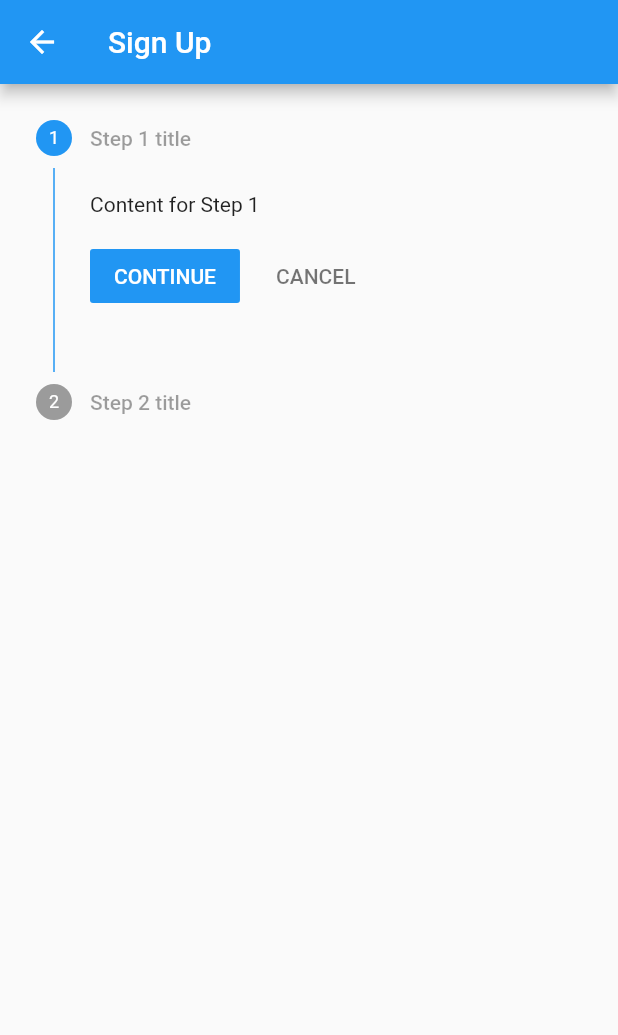
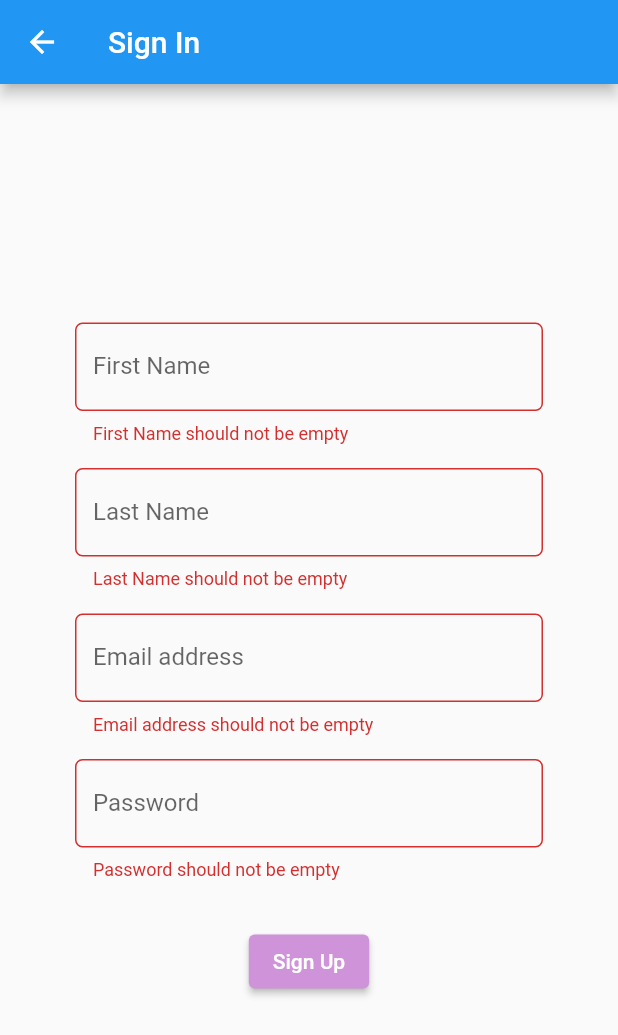
Before and after one commit to MummenRider/home-workouts, a Flutter app: the SignUpView screen opened by its route, on a phone screen of 412 x 824 dp. Shown: the top 1035 px of the screen. Run offline on Flutter 3.47's test engine with Material 2 defaults, Android fonts, the phone set to English and light mode, and no system bars; our stand-ins replace auto_route, cloud_firestore, firebase_auth, firebase_core, get_it, stacked and 1 more; accounts and stored records are empty.

Commit message:
Set up sign up and fixed overlay issues (#18)
* Sign up screen created

* Fixed overlay issues

```diff
--- /dev/null
+++ b/app/lib/models/user_account.dart
@@ -0,0 +1,46 @@
+import 'package:flutter/material.dart';
+
+class UserAccount {
+  final String firstName;
+  final String lastName;
+  final String email;
+  final String userId;
+
+  UserAccount({
+    @required this.firstName,
+    @required this.lastName,
+    @required this.email,
+    @required this.userId,
+  });
+
+  factory UserAccount.fromJSON(Map<String, dynamic> json) {
+    if (json == null) return null;
+
+    return UserAccount(
+      userId: json['userId'],
+      firstName: json['firstName'],
+      lastName: json['lastName'],
+      email: json['email'],
+    );
+  }
+
+  Map<String, dynamic> toJSON() => {
+        'firstName': firstName,
+        'lastName': lastName,
+        'email': email,
+        'userId': userId,
+      };
+
+  @override
+  int get hashCode =>
+      firstName.hashCode ^ lastName.hashCode ^ email.hashCode ^ userId.hashCode;
+
+  @override
+  bool operator ==(other) {
+    return (other is UserAccount) &&
+        other.firstName == firstName &&
+        other.lastName == lastName &&
+        other.email == email &&
+        other.userId == userId;
+  }
+}
--- a/app/lib/screens/sign_up/sign_up_view.dart
+++ b/app/lib/screens/sign_up/sign_up_view.dart
@@ -1,44 +1,84 @@
+import 'package:app/screens/sign_in/sign_in_viewmodel.dart';
 import 'package:app/screens/sign_up/sign_up_viewmodel.dart';
+import 'package:app/widgets/busy_overlay.dart';
+import 'package:app/widgets/text_fields.dart';
 import 'package:flutter/material.dart';
 import 'package:stacked/stacked.dart';
 
-class SignUpView extends StatelessWidget {
+class SignUpView extends StatefulWidget {
+  const SignUpView({Key key}) : super(key: key);
+
+  @override
+  _SignUpViewState createState() => _SignUpViewState();
+}
+
+class _SignUpViewState extends State<SignUpView> {
   @override
   Widget build(BuildContext context) {
+    final _globalFormKey = GlobalKey<FormState>();
+    final _firstNameController = TextEditingController();
+    final _lastNameController = TextEditingController();
+    final _emailController = TextEditingController();
+    final _passwordController = TextEditingController();
+
     return ViewModelBuilder<SignUpViewModel>.reactive(
-      builder: (context, model, child) => Scaffold(
+      builder: (context, model, child) => BusyOverlayScreen(
+        show: model.isBusy,
+        child: Scaffold(
           appBar: AppBar(
-          title: Text('Sign Up'),
+            title: Text('Sign In'),
           ),
-        body: Container(
+          body: Form(
+            key: _globalFormKey,
+            autovalidateMode: AutovalidateMode.always,
+            child: Padding(
+              padding: const EdgeInsets.all(50.0),
               child: Column(
                 children: [
                   Expanded(
-                child: Stepper(
-                  type: StepperType.vertical,
-                  currentStep: model.currentStepIndex,
-                  onStepTapped: (step) => model.tapped(step),
-                  onStepContinue: model.continueStep,
-                  onStepCancel: model.cancelStep,
-                  steps: [
-                    Step(
-                      title: Text("Step 1 title"),
-                      content: Container(
-                          alignment: Alignment.centerLeft,
-                          child: Text("Content for Step 1")),
-                      isActive: model.boolstepIsActive(0),
-                      state: model.stateStatus(0),
+                      child: Column(
+                    mainAxisAlignment: MainAxisAlignment.center,
+                    children: [
+                      TemplateTextField(
+                        controller: _firstNameController,
+                        textLabel: 'First Name',
                       ),
-                    Step(
-                      title: Text("Step 2 title"),
-                      content: Text("Content for Step 2"),
-                      isActive: model.boolstepIsActive(1),
-                      state: model.stateStatus(1),
+                      const SizedBox(height: 16),
+                      TemplateTextField(
+                        controller: _lastNameController,
+                        textLabel: 'Last Name',
                       ),
+                      const SizedBox(height: 16),
+                      TemplateTextField(
+                        controller: _emailController,
+                        textLabel: 'Email address',
+                      ),
+                      const SizedBox(height: 16),
+                      TemplateTextField(
+                        controller: _passwordController,
+                        textLabel: 'Password',
+                      ),
+                      const SizedBox(height: 30),
+                      ElevatedButton(
+                        onPressed: () {
+                          if (_globalFormKey.currentState.validate()) {
+                            model.signUp(
+                              firstName: _firstNameController.text.trim(),
+                              lastName: _lastNameController.text.trim(),
+                              emailAddress: _emailController.text.trim(),
+                              password: _passwordController.text.trim(),
+                            );
+                          }
+                        },
+                        child: Text('Sign Up'),
+                        style: ElevatedButton.styleFrom(
+                            primary: Colors.purple[200]),
+                      )
+                    ],
+                  ))
                 ],
               ),
-              )
-            ],
+            ),
           ),
         ),
       ),
--- a/app/lib/screens/sign_up/sign_up_viewmodel.dart
+++ b/app/lib/screens/sign_up/sign_up_viewmodel.dart
@@ -1,42 +1,41 @@
+import 'package:app/models/user_account.dart';
+import 'package:app/services/auth/auth_service.dart';
+import 'package:app/services/database/db_service.dart';
+import 'package:app/services/service_locator.dart';
 import 'package:flutter/material.dart';
 import 'package:stacked/stacked.dart';
+import 'package:stacked_services/stacked_services.dart';
 
 class SignUpViewModel extends BaseViewModel {
-  StepState _state;
-  int _currentStep = 0;
+  final _dialog = locator<DialogService>();
+  final _auth = locator<AuthService>();
+  final _db = locator<FirestoreService>();
+  final _nav = locator<NavigationService>();
 
-  int get currentStepIndex => _currentStep;
-
-  void tapped(int step) {
-    _currentStep = step;
-    notifyListeners();
-  }
-
-  void continueStep() {
-    if (_currentStep >= 1) return;
-    _currentStep++;
-    notifyListeners();
-  }
-
-  void cancelStep() {
-    if (_currentStep <= 0) return;
-    _currentStep--;
-    notifyListeners();
-  }
-
-  boolstepIsActive(int index) {
-    if (_currentStep >= index) {
-      return true;
-    } else {
-      return false;
-    }
-  }
-
-  StepState stateStatus(int index) {
-    if (_currentStep > index) {
-      return StepState.complete;
-    } else {
-      return StepState.disabled;
-    }
+  Future<void> signUp({
+    @required String firstName,
+    @required String lastName,
+    @required String emailAddress,
+    @required String password,
+  }) async {
+    setBusy(true);
+    _auth
+        .signUp(emailAddress: emailAddress, password: password)
+        .then((response) {
+          _db.setUser(UserAccount(
+            firstName: firstName,
+            lastName: lastName,
+            email: response.user.email,
+            userId: response.user.uid,
+          ));
+          _nav.back();
+        })
+        .whenComplete(() => setBusy(false))
+        .catchError((e) {
+          _dialog.showDialog(
+            title: 'Sign Up failed',
+            description: e.code.toString(),
+          );
+        });
   }
 }
--- a/app/lib/services/auth/auth_service.dart
+++ b/app/lib/services/auth/auth_service.dart
@@ -1,4 +1,5 @@
 import 'package:firebase_auth/firebase_auth.dart';
+import 'package:flutter/material.dart';
 
 class AuthService {
   final _firebaseAuth = FirebaseAuth.instance;
@@ -8,9 +9,16 @@ class AuthService {
   /// Listens to session auth state
   Stream<User> currentUser() => _firebaseAuth.authStateChanges();
 
-  Future<UserCredential> signUp(String email, String password) => _firebaseAuth
-      .createUserWithEmailAndPassword(email: email, password: password);
+  Future<UserCredential> signUp({
+    @required String emailAddress,
+    @required String password,
+  }) async =>
+      await _firebaseAuth.createUserWithEmailAndPassword(
+        email: emailAddress,
+        password: password,
+      );
 
-  Future<UserCredential> signIn(String email, String password) => _firebaseAuth
-      .signInWithEmailAndPassword(email: email, password: password);
+  Future<UserCredential> signIn(String email, String password) async =>
+      await _firebaseAuth.signInWithEmailAndPassword(
+          email: email, password: password);
 }
--- a/app/lib/services/service_locator.dart
+++ b/app/lib/services/service_locator.dart
@@ -1,4 +1,5 @@
 import 'package:app/services/auth/auth_service.dart';
+import 'package:app/services/database/db_service.dart';
 import 'package:get_it/get_it.dart';
 import 'package:stacked_services/stacked_services.dart';
 
@@ -8,4 +9,5 @@ void setUpLocator() {
   locator.registerLazySingleton<NavigationService>(() => NavigationService());
   locator.registerLazySingleton<DialogService>(() => DialogService());
   locator.registerLazySingleton<AuthService>(() => AuthService());
+  locator.registerLazySingleton<FirestoreService>(() => FirestoreService());
 }
--- /dev/null
+++ b/app/lib/widgets/busy_overlay.dart
@@ -0,0 +1,46 @@
+import 'package:flutter/material.dart';
+
+class BusyOverlayScreen extends StatelessWidget {
+  final Widget child;
+  final String title;
+  final bool show;
+
+  const BusyOverlayScreen({
+    this.child,
+    this.title = 'Loading...',
+    this.show = false,
+  });
+
+  @override
+  Widget build(BuildContext context) {
+    var screenSize = MediaQuery.of(context).size;
+    return Material(
+      child: Stack(
+        children: <Widget>[
+          child,
+          IgnorePointer(
+            child: Opacity(
+                opacity: show ? 1.0 : 0.0,
+                child: Container(
+                  width: screenSize.width,
+                  height: screenSize.height,
+                  alignment: Alignment.center,
+                  color: Colors.white10,
+                  child: Column(
+                    mainAxisSize: MainAxisSize.min,
+                    children: <Widget>[
+                      CircularProgressIndicator(),
+                      Text(title,
+                          style: TextStyle(
+                              fontSize: 16.0,
+                              fontWeight: FontWeight.bold,
+                              color: Colors.white)),
+                    ],
+                  ),
+                )),
+          ),
+        ],
+      ),
+    );
+  }
+}
--- /dev/null
+++ b/app/lib/widgets/text_fields.dart
@@ -0,0 +1,28 @@
+import 'package:flutter/material.dart';
+
+class TemplateTextField extends StatelessWidget {
+  TemplateTextField({
+    Key key,
+    @required TextEditingController controller,
+    @required String textLabel,
+  })  : _controller = controller,
+        _textLabel = textLabel,
+        super(key: key);
+
+  final TextEditingController _controller;
+  final String _textLabel;
+  @override
+  Widget build(BuildContext context) {
+    return TextFormField(
+      validator: (String value) =>
+          value.isEmpty ? '$_textLabel should not be empty' : null,
+      decoration: InputDecoration(
+        labelText: _textLabel,
+        border: OutlineInputBorder(
+          borderRadius: BorderRadius.circular(5.0),
+        ),
+      ),
+      controller: _controller,
+    );
+  }
+}
--- a/app/pubspec.yaml
+++ b/app/pubspec.yaml
@@ -24,6 +24,7 @@ dependencies:
   flutter:
     sdk: flutter
   auto_route: ^0.6.9
+  cloud_firestore: ^1.0.0
   cupertino_icons: ^1.0.0
   firebase_auth: ^1.0.0
   firebase_core: ^1.0.0
```
Also changed, not shown: app/lib/screens/sign_in/sign_in_view.dart (+26 -20 lines), app/lib/screens/sign_in/sign_in_viewmodel.dart (+6 -4 lines), app/lib/services/database/db_service.dart (added, +17 -0 lines), app/pubspec.lock, 1 other file. Lines whose indentation alone changed are shown as unchanged.
